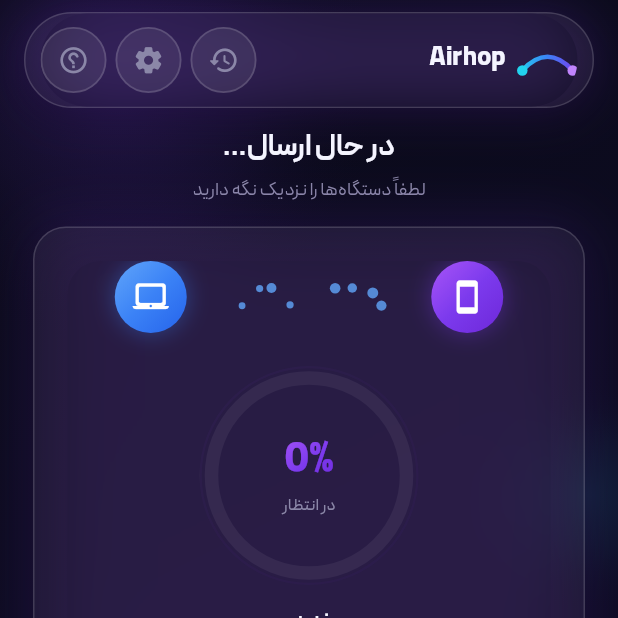
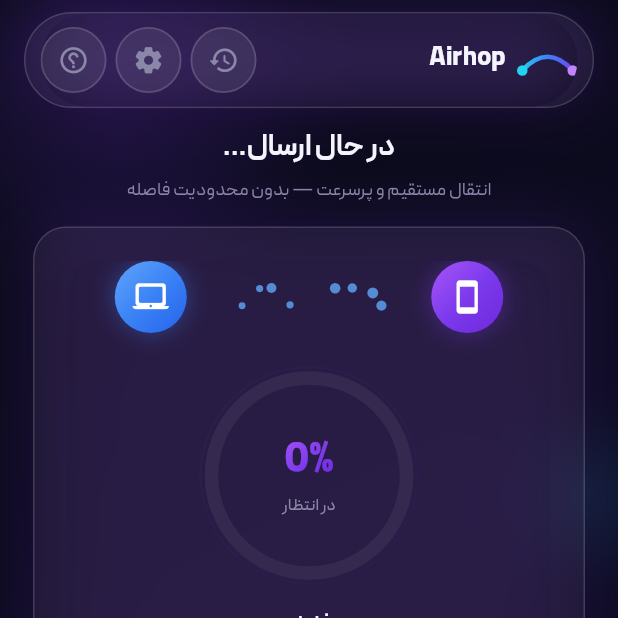
Before and after one commit to erastegarpanah1-byte/AirHop, a Flutter app: the TransferScreen screen opened directly, on a phone screen of 412 x 824 dp, the top half of it. Run offline on Flutter 3.47's test engine with Material 3 defaults, Android fonts, the phone set to English and light mode, and no system bars; our stand-ins replace cross_file, device_info_plus, file_picker, flutter_riverpod, permission_handler, qr_flutter and 1 more; missing offline and left inert: desktop_drop, flutter_webrtc, mobile_scanner; accounts and stored records are empty; network calls fail.

Commit message:
Replace wrong 'keep devices close' copy with correct distance-free message

```diff
--- a/app/lib/features/transfer/transfer_screen.dart
+++ b/app/lib/features/transfer/transfer_screen.dart
@@ -13,7 +13,6 @@ import '../../core/widgets/glass_card.dart';
 import '../../core/widgets/gradient_background.dart';
 import '../../core/widgets/gradient_text.dart';
 
-/// صفحه انتقال فایل.
 class TransferScreen extends ConsumerWidget {
   const TransferScreen({super.key});
 
@@ -64,7 +63,7 @@ class TransferScreen extends ConsumerWidget {
                       if (!isDone) ...[
                         const SizedBox(height: 4),
                         const Text(
-                          'لطفاً دستگاه‌ها را نزدیک نگه دارید',
+                          'انتقال مستقیم و پرسرعت — بدون محدودیت فاصله',
                           textAlign: TextAlign.center,
                           style: TextStyle(
                             color: AppColors.textSecondary,
@@ -166,7 +165,6 @@ class TransferScreen extends ConsumerWidget {
   }
 }
 
-/// دو دستگاه + جریان ذرات نورانی.
 class _DeviceStream extends StatefulWidget {
   const _DeviceStream();
 
@@ -287,7 +285,6 @@ class _ParticleStreamPainter extends CustomPainter {
       oldDelegate.progress != progress;
 }
 
-/// رینگ پیشرفت دایره‌ای زیبا با شتاب ملایم.
 class _ProgressRing extends StatelessWidget {
   const _ProgressRing({
     required this.percent,
```
